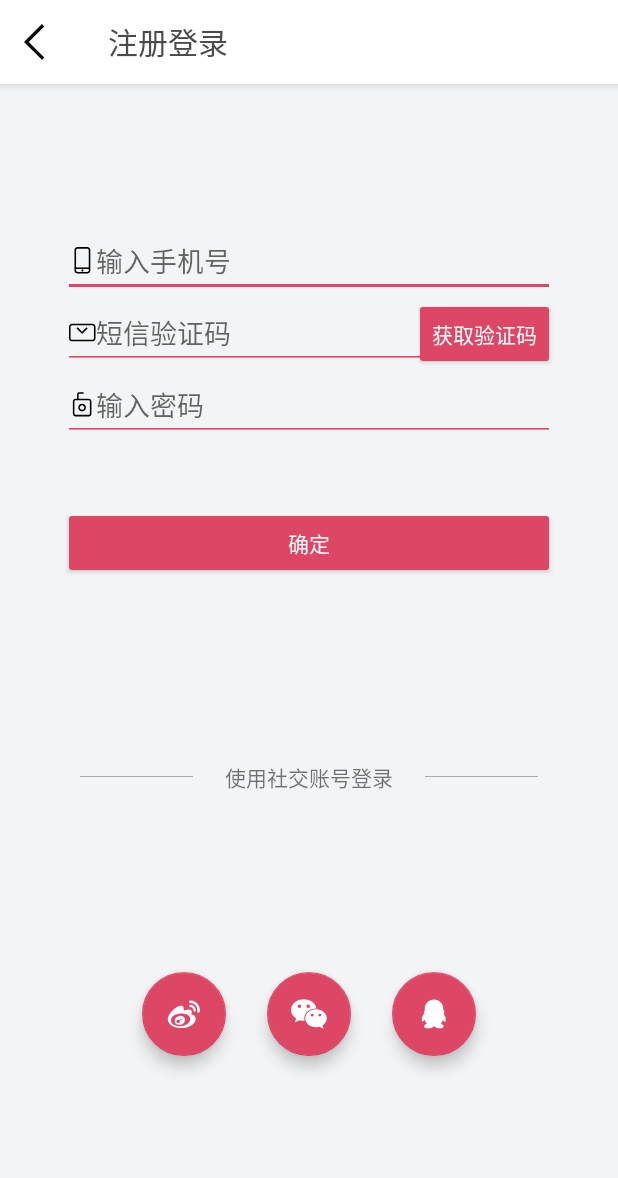
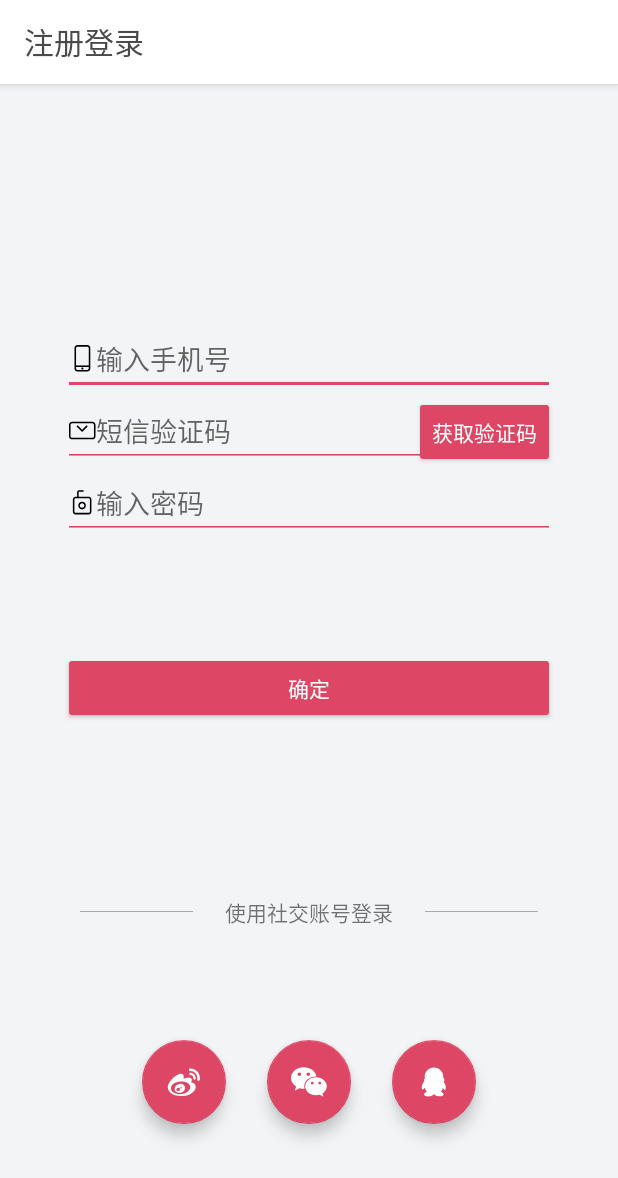
Before and after one commit to wangbo4020/LittleForest, an Android app: the fragment SignFragment shown on its own in the app's theme, on a phone screen of 412 x 824 dp. Shown: the top 1178 px of the screen. Run offline under Robolectric (Android 15) with nearby library versions, the phone set to English and light mode, and no system bars.

```diff
--- a/app/src/main/java/com/xsenlin/android/ui/fragment/SignFragment.kt
+++ b/app/src/main/java/com/xsenlin/android/ui/fragment/SignFragment.kt
@@ -38,7 +38,7 @@ class SignFragment : BaseFragment() {
     override fun onResume() {
         super.onResume()
         etPhone!!.requestFocus()
-        val imm: InputMethodManager = context.getSystemService(Context.INPUT_METHOD_SERVICE) as InputMethodManager
-        imm.showSoftInput(etPhone, InputMethodManager.SHOW_FORCED)
+//        val imm: InputMethodManager = context.getSystemService(Context.INPUT_METHOD_SERVICE) as InputMethodManager
+//        imm.showSoftInput(etPhone, InputMethodManager.SHOW_FORCED)
     }
 }
--- a/app/src/main/res/layout/fragment_sign.xml
+++ b/app/src/main/res/layout/fragment_sign.xml
@@ -4,7 +4,8 @@
     xmlns:tools="http://schemas.android.com/tools"
     android:layout_width="match_parent"
     android:layout_height="match_parent"
-    android:orientation="vertical">
+    android:orientation="vertical"
+    tools:context="com.xsenlin.android.ui.fragment.SignFragment">
 
     <android.support.design.widget.AppBarLayout
         android:id="@+id/action_bar"
@@ -22,24 +23,24 @@
             android:layout_width="match_parent"
             android:layout_height="?attr/actionBarSize"
             android:gravity="center"
-            app:navigationIcon="@drawable/ic_back_black_24dp"
             app:popupTheme="?attr/actionBarPopupTheme"
             app:title="@string/sign_title" />
     </android.support.design.widget.AppBarLayout>
 
-    <ScrollView
+    <!--<ScrollView
         android:layout_width="match_parent"
         android:layout_height="match_parent"
-        android:fillViewport="true">
+        android:fillViewport="true">-->
 
     <android.support.constraint.ConstraintLayout
         android:layout_width="match_parent"
-            android:layout_height="wrap_content">
+        android:layout_height="match_parent">
 
+        <!--94-->
         <android.support.v4.widget.Space
             android:id="@android:id/button1"
             android:layout_width="wrap_content"
-                android:layout_height="94dp"
+            android:layout_height="0dp"
             app:layout_constraintBottom_toTopOf="@+id/et_phone"
             app:layout_constraintTop_toTopOf="parent"
             app:layout_constraintVertical_weight="0.32" />
@@ -48,17 +49,19 @@
             android:id="@+id/et_phone"
             android:layout_width="0dp"
             android:layout_height="wrap_content"
-                android:layout_marginEnd="42dp"
-                android:layout_marginLeft="42dp"
-                android:layout_marginRight="42dp"
-                android:layout_marginStart="42dp"
+            android:layout_marginEnd="@dimen/sign_form_margin_horizonal"
+            android:layout_marginHorizontal="@dimen/sign_form_margin_horizonal"
+            android:layout_marginLeft="@dimen/sign_form_margin_horizonal"
+            android:layout_marginRight="@dimen/sign_form_margin_horizonal"
+            android:layout_marginStart="@dimen/sign_form_margin_horizonal"
             android:drawableLeft="@drawable/ic_phone_18dp"
+            android:drawableStart="@drawable/ic_phone_18dp"
+            android:focusable="true"
             android:hint="@string/sign_phont_hint"
             android:imeOptions="actionNext"
             android:inputType="phone"
             android:maxLength="18"
             android:minHeight="44dp"
-                android:focusable="true"
             android:nextFocusForward="@+id/et_verif_code"
             app:layout_constraintBottom_toTopOf="@+id/et_verif_code"
             app:layout_constraintLeft_toLeftOf="parent"
@@ -70,6 +73,7 @@
             android:layout_width="0dp"
             android:layout_height="wrap_content"
             android:drawableLeft="@drawable/ic_sms_18dp"
+            android:drawableStart="@drawable/ic_sms_18dp"
             android:hint="@string/sign_verif_code_hint"
             android:imeOptions="actionNext"
             android:inputType="number"
@@ -79,8 +83,10 @@
             android:nextFocusForward="@+id/et_password"
             android:nextFocusRight="@+id/btn_get_verif_code"
             app:layout_constraintBottom_toTopOf="@+id/et_password"
+            app:layout_constraintEnd_toEndOf="@+id/et_phone"
             app:layout_constraintLeft_toLeftOf="@+id/et_phone"
             app:layout_constraintRight_toRightOf="@+id/et_phone"
+            app:layout_constraintStart_toStartOf="@+id/et_phone"
             app:layout_constraintTop_toBottomOf="@+id/et_phone" />
 
         <android.support.v7.widget.AppCompatButton
@@ -92,6 +98,7 @@
             android:lines="1"
             android:text="@string/sign_get_verif_code"
             app:layout_constraintBaseline_toBaselineOf="@+id/et_verif_code"
+            app:layout_constraintEnd_toEndOf="@+id/et_verif_code"
             app:layout_constraintRight_toRightOf="@+id/et_verif_code" />
 
         <android.support.design.widget.TextInputEditText
@@ -99,20 +106,24 @@
             android:layout_width="0dp"
             android:layout_height="wrap_content"
             android:drawableLeft="@drawable/ic_lock_18dp"
+            android:drawableStart="@drawable/ic_lock_18dp"
             android:hint="@string/sign_password_hint"
             android:imeOptions="actionGo"
             android:inputType="textPassword"
             android:minHeight="44dp"
             app:layout_constraintBottom_toTopOf="@android:id/button2"
+            app:layout_constraintEnd_toEndOf="@+id/et_phone"
             app:layout_constraintLeft_toLeftOf="@+id/et_phone"
             app:layout_constraintRight_toRightOf="@+id/et_phone"
+            app:layout_constraintStart_toStartOf="@+id/et_phone"
             app:layout_constraintTop_toBottomOf="@+id/et_verif_code"
             tools:text="password" />
 
+        <!--44-->
         <android.support.v4.widget.Space
             android:id="@android:id/button2"
             android:layout_width="wrap_content"
-                android:layout_height="44dp"
+            android:layout_height="0dp"
             app:layout_constraintBottom_toTopOf="@+id/btn_sign"
             app:layout_constraintTop_toBottomOf="@+id/et_password"
             app:layout_constraintVertical_weight="0.15" />
@@ -124,14 +135,18 @@
             android:clickable="true"
             android:text="@string/sign_in_or_up"
             app:layout_constraintBottom_toTopOf="@android:id/button3"
+            app:layout_constraintEnd_toEndOf="@+id/et_phone"
             app:layout_constraintLeft_toLeftOf="@+id/et_phone"
             app:layout_constraintRight_toRightOf="@+id/et_phone"
+            app:layout_constraintStart_toStartOf="@+id/et_phone"
             app:layout_constraintTop_toBottomOf="@android:id/button2" />
 
+        <!--81-->
         <android.support.v4.widget.Space
             android:id="@android:id/button3"
             android:layout_width="wrap_content"
-                android:layout_height="81dp"
+            android:layout_height="0dp"
+            app:layout_constraintBottom_toTopOf="@android:id/text1"
             app:layout_constraintTop_toBottomOf="@+id/btn_sign"
             app:layout_constraintVertical_weight="0.23" />
 
@@ -146,8 +161,10 @@
             android:paddingStart="21dp"
             android:text="@string/sign_third_login"
             app:layout_constraintBottom_toTopOf="@android:id/edit"
+            app:layout_constraintEnd_toStartOf="@android:id/hint"
             app:layout_constraintLeft_toRightOf="@android:id/home"
             app:layout_constraintRight_toLeftOf="@android:id/hint"
+            app:layout_constraintStart_toEndOf="@android:id/home"
             app:layout_constraintTop_toBottomOf="@android:id/button3" />
 
         <View
@@ -156,9 +173,11 @@
             android:layout_height="?android:attr/dividerHeight"
             android:background="?android:attr/divider"
             app:layout_constraintBottom_toBottomOf="@android:id/text1"
+            app:layout_constraintEnd_toStartOf="@android:id/text1"
             app:layout_constraintHorizontal_chainStyle="packed"
             app:layout_constraintLeft_toLeftOf="parent"
             app:layout_constraintRight_toLeftOf="@android:id/text1"
+            app:layout_constraintStart_toStartOf="parent"
             app:layout_constraintTop_toTopOf="@android:id/text1" />
 
         <View
@@ -167,15 +186,18 @@
             android:layout_height="?android:attr/dividerHeight"
             android:background="?android:attr/divider"
             app:layout_constraintBottom_toBottomOf="@android:id/text1"
+            app:layout_constraintEnd_toEndOf="parent"
             app:layout_constraintHorizontal_chainStyle="packed"
             app:layout_constraintLeft_toRightOf="@android:id/text1"
             app:layout_constraintRight_toRightOf="parent"
+            app:layout_constraintStart_toEndOf="@android:id/text1"
             app:layout_constraintTop_toTopOf="@android:id/text1" />
 
+        <!--40-->
         <android.support.v4.widget.Space
             android:id="@android:id/edit"
             android:layout_width="wrap_content"
-                android:layout_height="40dp"
+            android:layout_height="0dp"
             app:layout_constraintBottom_toTopOf="@+id/btn_wechat"
             app:layout_constraintTop_toBottomOf="@android:id/text1"
             app:layout_constraintVertical_weight="0.15" />
@@ -187,9 +209,11 @@
             android:clickable="true"
             android:tint="?android:attr/colorForegroundInverse"
             app:layout_constraintBottom_toBottomOf="@+id/btn_wechat"
+            app:layout_constraintEnd_toStartOf="@+id/btn_wechat"
             app:layout_constraintHorizontal_chainStyle="packed"
             app:layout_constraintLeft_toLeftOf="parent"
             app:layout_constraintRight_toLeftOf="@+id/btn_wechat"
+            app:layout_constraintStart_toStartOf="parent"
             app:layout_constraintTop_toTopOf="@+id/btn_wechat"
             app:srcCompat="@drawable/ic_weibo_black_25dp" />
 
@@ -197,14 +221,19 @@
             android:id="@+id/btn_wechat"
             android:layout_width="wrap_content"
             android:layout_height="wrap_content"
-                android:layout_marginLeft="27dp"
-                android:layout_marginStart="27dp"
+            android:layout_marginEnd="@dimen/sign_btns_margin_horizonal"
+            android:layout_marginHorizontal="@dimen/sign_btns_margin_horizonal"
+            android:layout_marginLeft="@dimen/sign_btns_margin_horizonal"
+            android:layout_marginRight="@dimen/sign_btns_margin_horizonal"
+            android:layout_marginStart="@dimen/sign_btns_margin_horizonal"
             android:clickable="true"
             android:tint="?android:attr/colorForegroundInverse"
             app:layout_constraintBottom_toTopOf="@android:id/copy"
+            app:layout_constraintEnd_toStartOf="@+id/btn_qq"
             app:layout_constraintHorizontal_chainStyle="packed"
             app:layout_constraintLeft_toRightOf="@+id/btn_weibo"
             app:layout_constraintRight_toLeftOf="@+id/btn_qq"
+            app:layout_constraintStart_toEndOf="@+id/btn_weibo"
             app:layout_constraintTop_toBottomOf="@android:id/edit"
             app:srcCompat="@drawable/ic_wechat_black_25dp" />
 
@@ -212,24 +241,25 @@
             android:id="@+id/btn_qq"
             android:layout_width="wrap_content"
             android:layout_height="wrap_content"
-                android:layout_marginLeft="27dp"
-                android:layout_marginStart="27dp"
             android:clickable="true"
             android:tint="?android:attr/colorForegroundInverse"
             app:layout_constraintBottom_toBottomOf="@+id/btn_wechat"
+            app:layout_constraintEnd_toEndOf="parent"
             app:layout_constraintHorizontal_chainStyle="packed"
             app:layout_constraintLeft_toRightOf="@+id/btn_wechat"
             app:layout_constraintRight_toRightOf="parent"
+            app:layout_constraintStart_toEndOf="@+id/btn_wechat"
             app:layout_constraintTop_toTopOf="@+id/btn_wechat"
             app:srcCompat="@drawable/ic_qq_black_25dp" />
 
+        <!--40-->
         <android.support.v4.widget.Space
             android:id="@android:id/copy"
             android:layout_width="wrap_content"
-                android:layout_height="40dp"
+            android:layout_height="0dp"
             app:layout_constraintBottom_toBottomOf="parent"
             app:layout_constraintTop_toBottomOf="@+id/btn_wechat"
             app:layout_constraintVertical_weight="0.15" />
     </android.support.constraint.ConstraintLayout>
-    </ScrollView>
+    <!--</ScrollView>-->
 </LinearLayout>
--- a/app/src/main/res/values/dimens.xml
+++ b/app/src/main/res/values/dimens.xml
@@ -8,6 +8,9 @@
     <dimen name="divider_primary">1px</dimen>
 
     <dimen name="radius_small">3dp</dimen>
+
+    <!-- HomeFragment -->
+    <dimen name="home_page_margin_horizontal">18dp</dimen>
 
     <!-- FirstFragment -->
     <dimen name="first_item_margin_horizontal">@dimen/margin_primary</dimen>
@@ -36,4 +39,8 @@
     <dimen name="goods_care_margin_vertical">15dp</dimen>
     <dimen name="goods_amount_margin_vertical">12dp</dimen>
     <dimen name="goods_aoumnt_round">25dp</dimen>
+
+    <!-- SignFragment -->
+    <dimen name="sign_form_margin_horizonal">42dp</dimen>
+    <dimen name="sign_btns_margin_horizonal">27dp</dimen>
 </resources>
```
Also changed, not shown: app/src/main/java/com/xsenlin/android/ClipViewPager.java (added, +61 -0 lines), app/src/main/java/com/xsenlin/android/ui/fragment/HomeFragment.kt (+56 -52 lines), app/src/main/java/com/xsenlin/android/widget/ScalePageTransformer.kt (added, +31 -0 lines), app/src/main/res/layout/fragment_home.xml (+16 -43 lines), app/src/main/res/layout/fragment_home_list_bak.xml (added, +55 -0 lines), app/src/main/res/layout/pager_home.xml (added, +18 -0 lines), app/src/main/assets/demo/card_0.webp (added), app/src/main/assets/demo/card_1.webp (added), app/src/main/assets/demo/card_2.webp (added), 1 other file. Lines whose indentation alone changed are shown as unchanged.
